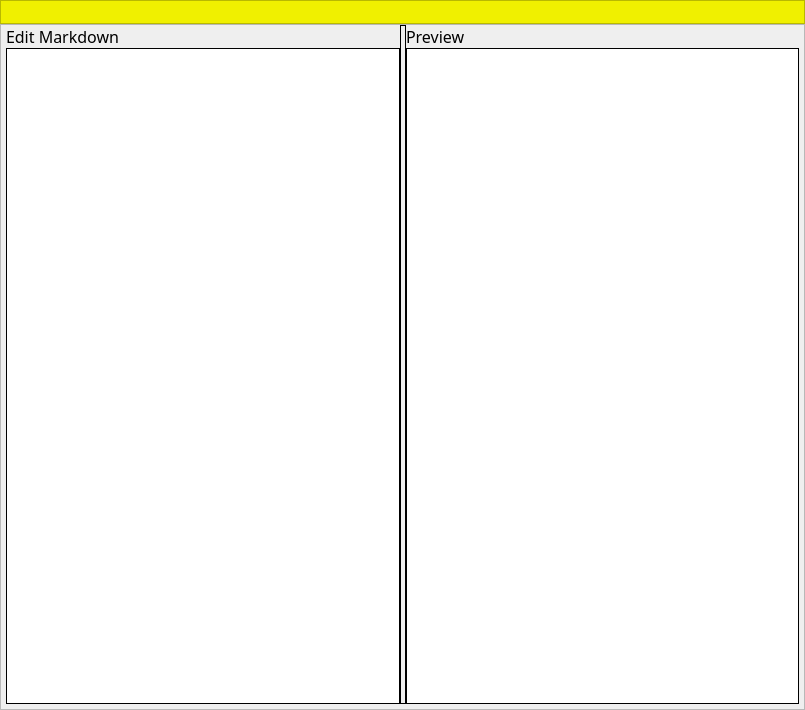
Before: the Qt Designer form GUI/note.ui in goldentoaste/honey-pot, drawn with Qt 5.
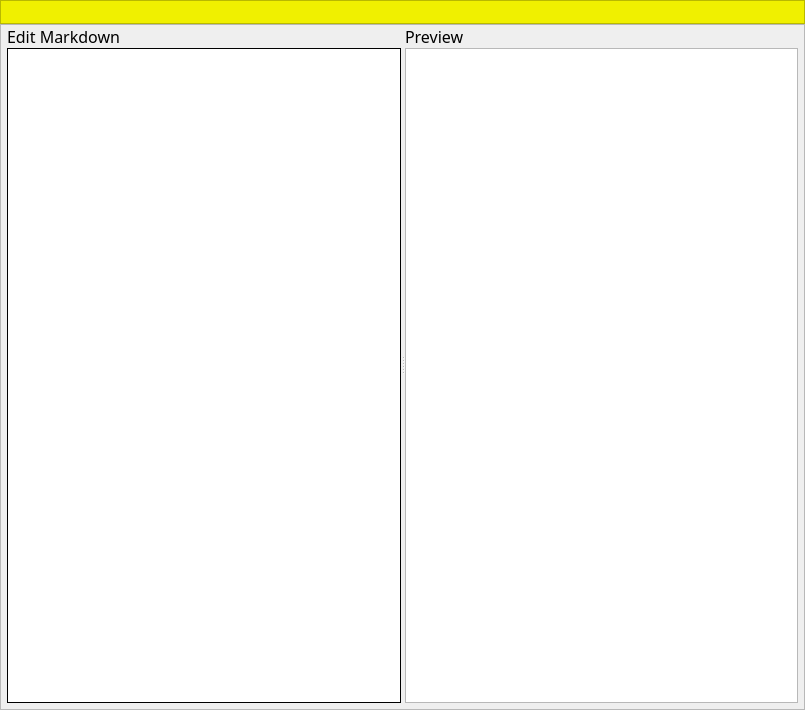
After: the same form once the commit is applied. Custom widgets are drawn as their Qt base class.

Commit message: starting work on custom scroll bar

```diff
--- a/GUI/note.ui
+++ b/GUI/note.ui
@@ -245,29 +245,24 @@
      <property name="frameShadow">
       <enum>QFrame::Raised</enum>
      </property>
-     <layout class="QHBoxLayout" name="horizontalLayout_4">
+     <layout class="QHBoxLayout" name="horizontalLayout_5">
       <property name="spacing">
        <number>0</number>
       </property>
       <property name="leftMargin">
-       <number>5</number>
+       <number>6</number>
       </property>
       <property name="topMargin">
        <number>0</number>
       </property>
       <property name="rightMargin">
-       <number>5</number>
+       <number>6</number>
       </property>
       <property name="bottomMargin">
-       <number>5</number>
+       <number>6</number>
       </property>
       <item>
        <widget class="QSplitter" name="splitter">
-        <property name="styleSheet">
-         <string notr="true">QSplitter::handle{
-	border: 1px solid black;
-}</string>
-        </property>
         <property name="orientation">
          <enum>Qt::Horizontal</enum>
         </property>
@@ -296,6 +291,24 @@
            </widget>
           </item>
           <item>
+           <widget class="QWidget" name="editorHolder" native="true">
+            <layout class="QHBoxLayout" name="horizontalLayout_4">
+             <property name="spacing">
+              <number>0</number>
+             </property>
+             <property name="leftMargin">
+              <number>0</number>
+             </property>
+             <property name="topMargin">
+              <number>0</number>
+             </property>
+             <property name="rightMargin">
+              <number>0</number>
+             </property>
+             <property name="bottomMargin">
+              <number>0</number>
+             </property>
+             <item>
            <widget class="MarkdownEditor" name="editor">
             <property name="styleSheet">
              <string notr="true">QTextEdit, QTextBrowser{
@@ -303,6 +316,12 @@
 border:1px solid #000000;
 }</string>
             </property>
+               <property name="sizeAdjustPolicy">
+                <enum>QAbstractScrollArea::AdjustIgnored</enum>
+               </property>
+              </widget>
+             </item>
+            </layout>
            </widget>
           </item>
          </layout>
@@ -332,28 +351,50 @@
            </widget>
           </item>
           <item>
+           <widget class="QWidget" name="previewHolder" native="true">
+            <layout class="QHBoxLayout" name="horizontalLayout_2">
+             <property name="spacing">
+              <number>0</number>
+             </property>
+             <property name="leftMargin">
+              <number>0</number>
+             </property>
+             <property name="topMargin">
+              <number>0</number>
+             </property>
+             <property name="rightMargin">
+              <number>0</number>
+             </property>
+             <property name="bottomMargin">
+              <number>0</number>
+             </property>
+             <item>
            <widget class="MarkdownPreview" name="preview">
-            <property name="styleSheet">
-             <string notr="true">QTextEdit{
-
-border:1px solid #000000;
-}</string>
-            </property>
             <property name="verticalScrollBarPolicy">
-             <enum>Qt::ScrollBarAlwaysOff</enum>
+                <enum>Qt::ScrollBarAsNeeded</enum>
             </property>
             <property name="horizontalScrollBarPolicy">
-             <enum>Qt::ScrollBarAlwaysOff</enum>
+                <enum>Qt::ScrollBarAsNeeded</enum>
             </property>
             <property name="sizeAdjustPolicy">
              <enum>QAbstractScrollArea::AdjustIgnored</enum>
             </property>
+               <property name="html">
+                <string>&lt;!DOCTYPE HTML PUBLIC &quot;-//W3C//DTD HTML 4.0//EN&quot; &quot;http://www.w3.org/TR/REC-html40/strict.dtd&quot;&gt;
+&lt;html&gt;&lt;head&gt;&lt;meta name=&quot;qrichtext&quot; content=&quot;1&quot; /&gt;&lt;style type=&quot;text/css&quot;&gt;
+p, li { white-space: pre-wrap; }
+&lt;/style&gt;&lt;/head&gt;&lt;body style=&quot; font-family:'MS Shell Dlg 2'; font-size:8.25pt; font-weight:400; font-style:normal;&quot;&gt;
+&lt;p style=&quot;-qt-paragraph-type:empty; margin-top:0px; margin-bottom:0px; margin-left:0px; margin-right:0px; -qt-block-indent:0; text-indent:0px; font-family:'Segoe UI'; font-size:9pt;&quot;&gt;&lt;br /&gt;&lt;/p&gt;&lt;/body&gt;&lt;/html&gt;</string>
+               </property>
             <property name="searchPaths">
              <stringlist notr="true"/>
             </property>
             <property name="openExternalLinks">
              <bool>true</bool>
             </property>
+              </widget>
+             </item>
+            </layout>
            </widget>
           </item>
          </layout>
```
Lines whose indentation alone changed are shown as unchanged. The commit also changes 7 other files.
